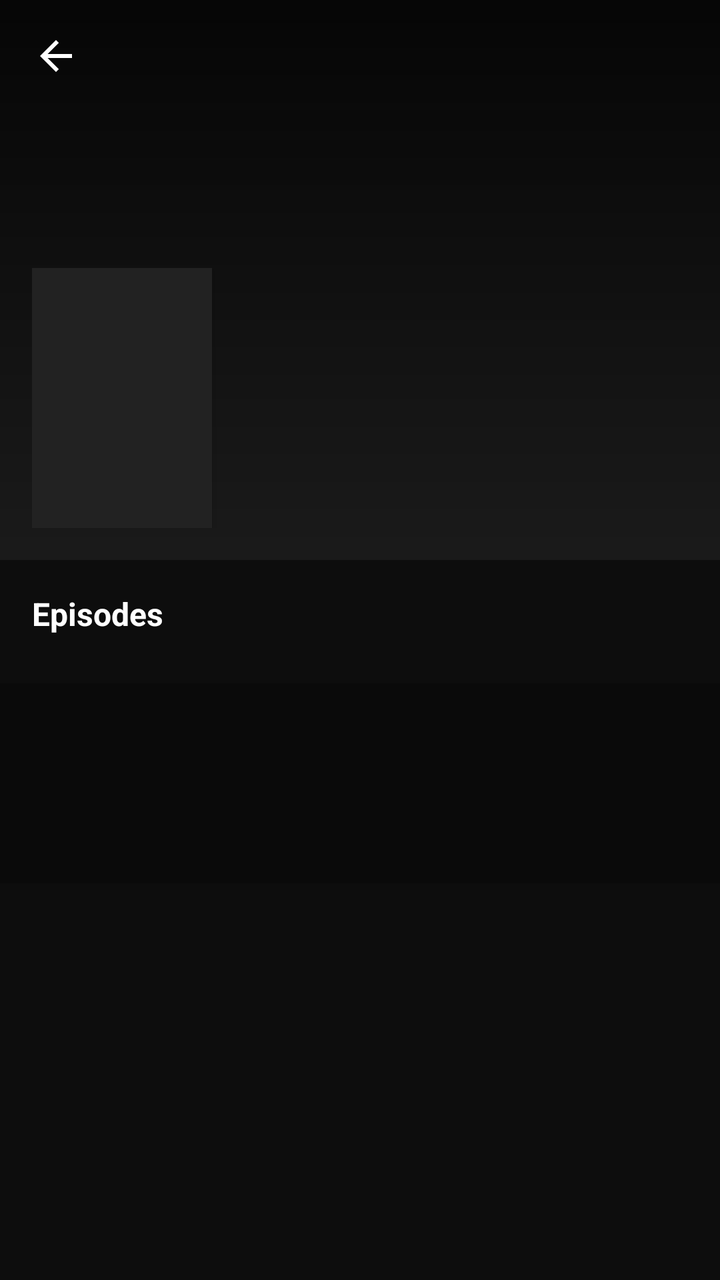
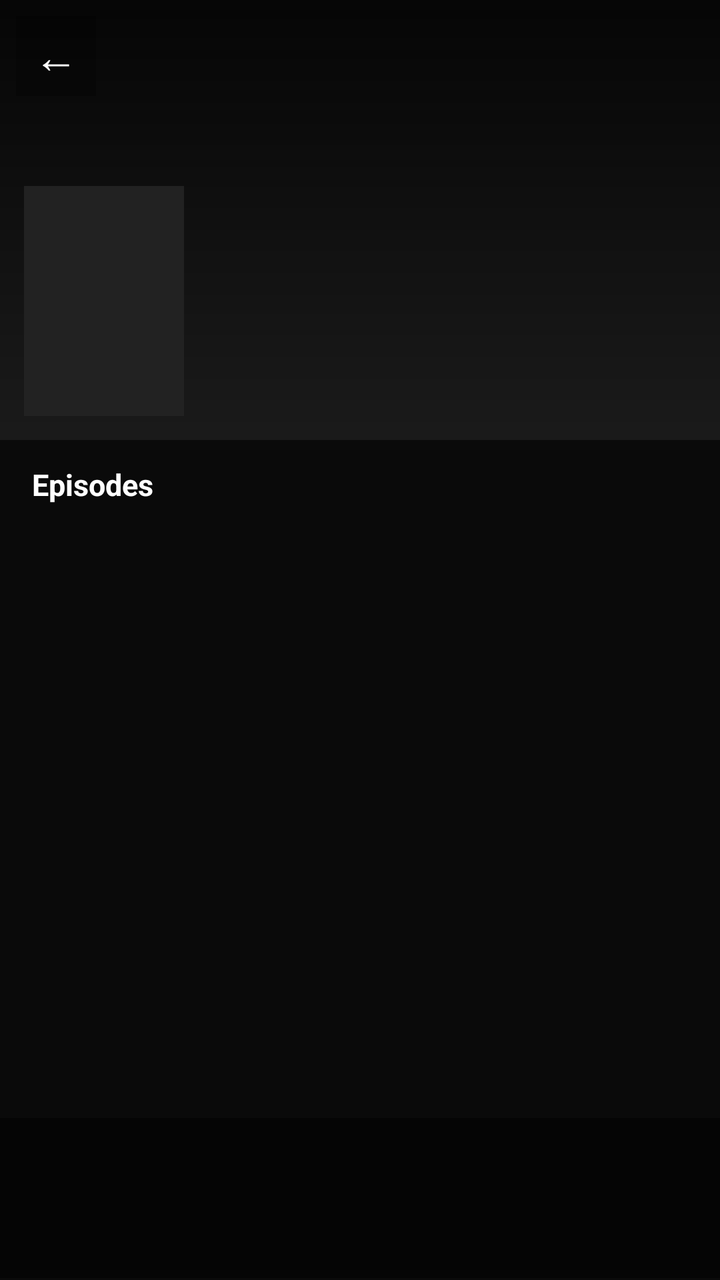

Before-and-after screenshots of an Android layout around one commit, followed by the original layout XML and the change that was made.
<!-- AndroidManifest.xml: application theme AppTheme -->
<!-- res/layout/activity_episodes.xml -->
<?xml version="1.0" encoding="utf-8"?>
<androidx.coordinatorlayout.widget.CoordinatorLayout
    xmlns:android="http://schemas.android.com/apk/res/android"
    xmlns:app="http://schemas.android.com/apk/res-auto"
    android:layout_width="match_parent"
    android:layout_height="match_parent"
    android:background="#0d0d0d">

    <com.google.android.material.appbar.AppBarLayout
        android:id="@+id/appBarLayout"
        android:layout_width="match_parent"
        android:layout_height="280dp"
        android:background="#00000000"
        app:elevation="0dp">

        <com.google.android.material.appbar.CollapsingToolbarLayout
            android:layout_width="match_parent"
            android:layout_height="match_parent"
            app:layout_scrollFlags="scroll|exitUntilCollapsed"
            app:contentScrim="#0d0d0d"
            app:expandedTitleMarginStart="16dp"
            app:expandedTitleMarginBottom="16dp">

            <ImageView
                android:id="@+id/backdropImage"
                android:layout_width="match_parent"
                android:layout_height="match_parent"
                android:scaleType="centerCrop"
                android:background="#1a1a1a"
                app:layout_collapseMode="parallax"
                app:layout_collapseParallaxMultiplier="0.7" />

            <View
                android:layout_width="match_parent"
                android:layout_height="match_parent"
                android:background="@drawable/gradient_overlay"
                app:layout_collapseMode="parallax" />

            <LinearLayout
                android:layout_width="match_parent"
                android:layout_height="wrap_content"
                android:orientation="horizontal"
                android:layout_gravity="bottom"
                android:padding="16dp"
                app:layout_collapseMode="parallax">

                <ImageView
                    android:id="@+id/posterImage"
                    android:layout_width="90dp"
                    android:layout_height="130dp"
                    android:scaleType="centerCrop"
                    android:background="#222222"
                    android:elevation="4dp" />

                <LinearLayout
                    android:layout_width="0dp"
                    android:layout_height="wrap_content"
                    android:layout_weight="1"
                    android:orientation="vertical"
                    android:paddingStart="12dp"
                    android:gravity="bottom">

                    <TextView
                        android:id="@+id/episodeDramaTitle"
                        android:layout_width="match_parent"
                        android:layout_height="wrap_content"
                        android:textColor="#ffffff"
                        android:textSize="18sp"
                        android:textStyle="bold"
                        android:maxLines="2" />

                    <LinearLayout
                        android:layout_width="wrap_content"
                        android:layout_height="wrap_content"
                        android:orientation="horizontal"
                        android:layout_marginTop="6dp"
                        android:gravity="center_vertical">

                        <TextView
                            android:id="@+id/infoStatus"
                            android:layout_width="wrap_content"
                            android:layout_height="wrap_content"
                            android:textColor="#E50914"
                            android:textSize="11sp"
                            android:textStyle="bold" />

                        <TextView
                            android:id="@+id/infoEpisodes"
                            android:layout_width="wrap_content"
                            android:layout_height="wrap_content"
                            android:textColor="#aaaaaa"
                            android:textSize="11sp"
                            android:layout_marginStart="8dp" />

                        <TextView
                            android:id="@+id/infoCountry"
                            android:layout_width="wrap_content"
                            android:layout_height="wrap_content"
                            android:textColor="#aaaaaa"
                            android:textSize="11sp"
                            android:layout_marginStart="8dp" />
                    </LinearLayout>

                    <TextView
                        android:id="@+id/infoDesc"
                        android:layout_width="match_parent"
                        android:layout_height="wrap_content"
                        android:textColor="#cccccc"
                        android:textSize="12sp"
                        android:layout_marginTop="8dp"
                        android:maxLines="3"
                        android:ellipsize="end" />
                </LinearLayout>
            </LinearLayout>

            <androidx.appcompat.widget.Toolbar
                android:id="@+id/toolbar"
                android:layout_width="match_parent"
                android:layout_height="?attr/actionBarSize"
                app:layout_collapseMode="pin"
                app:navigationIcon="@drawable/ic_back" />

        </com.google.android.material.appbar.CollapsingToolbarLayout>
    </com.google.android.material.appbar.AppBarLayout>

    <androidx.core.widget.NestedScrollView
        android:layout_width="match_parent"
        android:layout_height="match_parent"
        app:layout_behavior="@string/appbar_scrolling_view_behavior">

        <LinearLayout
            android:layout_width="match_parent"
            android:layout_height="wrap_content"
            android:orientation="vertical">

            <TextView
                android:layout_width="wrap_content"
                android:layout_height="wrap_content"
                android:text="Episodes"
                android:textColor="#ffffff"
                android:textSize="16sp"
                android:textStyle="bold"
                android:padding="16dp" />

            <androidx.recyclerview.widget.RecyclerView
                android:id="@+id/episodeRecycler"
                android:layout_width="match_parent"
                android:layout_height="wrap_content"
                android:nestedScrollingEnabled="false" />

            <ScrollView
                android:id="@+id/episodeDebugScroll"
                android:layout_width="match_parent"
                android:layout_height="100dp"
                android:background="#0a0a0a"
                android:layout_marginTop="8dp">
                <TextView
                    android:id="@+id/episodeDebugText"
                    android:layout_width="match_parent"
                    android:layout_height="wrap_content"
                    android:textColor="#00ff88"
                    android:textSize="9sp"
                    android:fontFamily="monospace"
                    android:padding="6dp" />
            </ScrollView>

        </LinearLayout>
    </androidx.core.widget.NestedScrollView>

    <ProgressBar
        android:id="@+id/episodeLoading"
        android:layout_width="wrap_content"
        android:layout_height="wrap_content"
        android:layout_gravity="center"
        android:indeterminateTint="#E50914"
        android:visibility="gone" />

    <WebView
        android:id="@+id/episodeWebView"
        android:layout_width="1dp"
        android:layout_height="1dp"
        android:visibility="invisible" />

</androidx.coordinatorlayout.widget.CoordinatorLayout>
<!-- resources referenced by this layout -->
<resources>
  <!-- drawable gradient_overlay (drawable) -->
  <?xml version="1.0" encoding="utf-8"?>
  <shape xmlns:android="http://schemas.android.com/apk/res/android">
      <gradient
          android:type="linear"
          android:angle="270"
          android:startColor="#CC000000"
          android:endColor="#00000000" />
  </shape>
  <!-- drawable ic_back (drawable) -->
  <?xml version="1.0" encoding="utf-8"?>
  <vector xmlns:android="http://schemas.android.com/apk/res/android"
      android:width="24dp"
      android:height="24dp"
      android:viewportWidth="24"
      android:viewportHeight="24"
      android:tint="#ffffff">
      <path
          android:fillColor="@android:color/white"
          android:pathData="M20,11H7.83l5.59,-5.59L12,4l-8,8 8,8 1.41,-1.41L7.83,13H20v-2z" />
  </vector>
  <style name="AppTheme" parent="Theme.MaterialComponents.NoActionBar">
          <item name="android:windowBackground">#0d0d0d</item>
          <item name="android:statusBarColor">#000000</item>
          <item name="android:navigationBarColor">#0d0d0d</item>
          <item name="colorPrimary">#E50914</item>
          <item name="colorPrimaryDark">#000000</item>
          <item name="colorAccent">#E50914</item>
      </style>
</resources>

<!-- the commit's change to res/layout/activity_episodes.xml (unified diff, before → after) -->
@@ -1,179 +1,159 @@
 <?xml version="1.0" encoding="utf-8"?>
-<androidx.coordinatorlayout.widget.CoordinatorLayout
-    xmlns:android="http://schemas.android.com/apk/res/android"
-    xmlns:app="http://schemas.android.com/apk/res-auto"
+<LinearLayout xmlns:android="http://schemas.android.com/apk/res/android"
     android:layout_width="match_parent"
     android:layout_height="match_parent"
-    android:background="#0d0d0d">
+    android:orientation="vertical"
+    android:background="#0a0a0a">
 
-    <com.google.android.material.appbar.AppBarLayout
-        android:id="@+id/appBarLayout"
+    
+    <FrameLayout
         android:layout_width="match_parent"
-        android:layout_height="280dp"
-        android:background="#00000000"
-        app:elevation="0dp">
+        android:layout_height="220dp">
 
-        <com.google.android.material.appbar.CollapsingToolbarLayout
+        <ImageView
+            android:id="@+id/backdropImage"
             android:layout_width="match_parent"
             android:layout_height="match_parent"
-            app:layout_scrollFlags="scroll|exitUntilCollapsed"
-            app:contentScrim="#0d0d0d"
-            app:expandedTitleMarginStart="16dp"
-            app:expandedTitleMarginBottom="16dp">
+            android:scaleType="centerCrop"
+            android:background="#1a1a1a" />
 
-            <ImageView
-                android:id="@+id/backdropImage"
-                android:layout_width="match_parent"
-                android:layout_height="match_parent"
-                android:scaleType="centerCrop"
-                android:background="#1a1a1a"
-                app:layout_collapseMode="parallax"
-                app:layout_collapseParallaxMultiplier="0.7" />
+        <View
+            android:layout_width="match_parent"
+            android:layout_height="match_parent"
+            android:background="@drawable/gradient_overlay" />
 
-            <View
-                android:layout_width="match_parent"
-                android:layout_height="match_parent"
-                android:background="@drawable/gradient_overlay"
-                app:layout_collapseMode="parallax" />
+        
+        <TextView
+            android:id="@+id/backBtn"
+            android:layout_width="40dp"
+            android:layout_height="40dp"
+            android:layout_margin="8dp"
+            android:gravity="center"
+            android:text="&#8592;"
+            android:textColor="#ffffff"
+            android:textSize="22sp"
+            android:background="#44000000" />
 
-            <LinearLayout
-                android:layout_width="match_parent"
-                android:layout_height="wrap_content"
-                android:orientation="horizontal"
-                android:layout_gravity="bottom"
-                android:padding="16dp"
-                app:layout_collapseMode="parallax">
-
-                <ImageView
-                    android:id="@+id/posterImage"
-                    android:layout_width="90dp"
-                    android:layout_height="130dp"
-                    android:scaleType="centerCrop"
-                    android:background="#222222"
-                    android:elevation="4dp" />
-
-                <LinearLayout
-                    android:layout_width="0dp"
-                    android:layout_height="wrap_content"
-                    android:layout_weight="1"
-                    android:orientation="vertical"
-                    android:paddingStart="12dp"
-                    android:gravity="bottom">
-
-                    <TextView
-                        android:id="@+id/episodeDramaTitle"
-                        android:layout_width="match_parent"
-                        android:layout_height="wrap_content"
-                        android:textColor="#ffffff"
-                        android:textSize="18sp"
-                        android:textStyle="bold"
-                        android:maxLines="2" />
-
-                    <LinearLayout
-                        android:layout_width="wrap_content"
-                        android:layout_height="wrap_content"
-                        android:orientation="horizontal"
-                        android:layout_marginTop="6dp"
-                        android:gravity="center_vertical">
-
-                        <TextView
-                            android:id="@+id/infoStatus"
-                            android:layout_width="wrap_content"
-                            android:layout_height="wrap_content"
-                            android:textColor="#E50914"
-                            android:textSize="11sp"
-                            android:textStyle="bold" />
-
-                        <TextView
-                            android:id="@+id/infoEpisodes"
-                            android:layout_width="wrap_content"
-                            android:layout_height="wrap_content"
-                            android:textColor="#aaaaaa"
-                            android:textSize="11sp"
-                            android:layout_marginStart="8dp" />
-
-                        <TextView
-                            android:id="@+id/infoCountry"
-                            android:layout_width="wrap_content"
-                            android:layout_height="wrap_content"
-                            android:textColor="#aaaaaa"
-                            android:textSize="11sp"
-                            android:layout_marginStart="8dp" />
-                    </LinearLayout>
-
-                    <TextView
-                        android:id="@+id/infoDesc"
-                        android:layout_width="match_parent"
-                        android:layout_height="wrap_content"
-                        android:textColor="#cccccc"
-                        android:textSize="12sp"
-                        android:layout_marginTop="8dp"
-                        android:maxLines="3"
-                        android:ellipsize="end" />
-                </LinearLayout>
-            </LinearLayout>
-
-            <androidx.appcompat.widget.Toolbar
-                android:id="@+id/toolbar"
-                android:layout_width="match_parent"
-                android:layout_height="?attr/actionBarSize"
-                app:layout_collapseMode="pin"
-                app:navigationIcon="@drawable/ic_back" />
-
-        </com.google.android.material.appbar.CollapsingToolbarLayout>
-    </com.google.android.material.appbar.AppBarLayout>
-
-    <androidx.core.widget.NestedScrollView
-        android:layout_width="match_parent"
-        android:layout_height="match_parent"
-        app:layout_behavior="@string/appbar_scrolling_view_behavior">
-
+        
         <LinearLayout
             android:layout_width="match_parent"
             android:layout_height="wrap_content"
-            android:orientation="vertical">
+            android:orientation="horizontal"
+            android:layout_gravity="bottom"
+            android:padding="12dp">
 
-            <TextView
-                android:layout_width="wrap_content"
+            <ImageView
+                android:id="@+id/posterImage"
+                android:layout_width="80dp"
+                android:layout_height="115dp"
+                android:scaleType="centerCrop"
+                android:background="#222222" />
+
+            <LinearLayout
+                android:layout_width="0dp"
                 android:layout_height="wrap_content"
-                android:text="Episodes"
-                android:textColor="#ffffff"
-                android:textSize="16sp"
-                android:textStyle="bold"
-                android:padding="16dp" />
+                android:layout_weight="1"
+                android:orientation="vertical"
+                android:paddingStart="10dp"
+                android:gravity="bottom">
 
-            <androidx.recyclerview.widget.RecyclerView
-                android:id="@+id/episodeRecycler"
-                android:layout_width="match_parent"
-                android:layout_height="wrap_content"
-                android:nestedScrollingEnabled="false" />
-
-            <ScrollView
-                android:id="@+id/episodeDebugScroll"
-                android:layout_width="match_parent"
-                android:layout_height="100dp"
-                android:background="#0a0a0a"
-                android:layout_marginTop="8dp">
                 <TextView
-                    android:id="@+id/episodeDebugText"
+                    android:id="@+id/episodeDramaTitle"
                     android:layout_width="match_parent"
                     android:layout_height="wrap_content"
-                    android:textColor="#00ff88"
-                    android:textSize="9sp"
-                    android:fontFamily="monospace"
-                    android:padding="6dp" />
-            </ScrollView>
+                    android:textColor="#ffffff"
+                    android:textSize="17sp"
+                    android:textStyle="bold"
+                    android:maxLines="2"
+                    android:shadowColor="#CC000000"
+                    android:shadowRadius="4" />
 
+                <LinearLayout
+                    android:layout_width="wrap_content"
+                    android:layout_height="wrap_content"
+                    android:orientation="horizontal"
+                    android:layout_marginTop="4dp">
+
+                    <TextView
+                        android:id="@+id/infoStatus"
+                        android:layout_width="wrap_content"
+                        android:layout_height="wrap_content"
+                        android:textColor="#E50914"
+                        android:textSize="11sp"
+                        android:textStyle="bold" />
+
+                    <TextView
+                        android:id="@+id/infoEpisodes"
+                        android:layout_width="wrap_content"
+                        android:layout_height="wrap_content"
+                        android:textColor="#aaaaaa"
+                        android:textSize="11sp"
+                        android:layout_marginStart="8dp" />
+
+                    <TextView
+                        android:id="@+id/infoCountry"
+                        android:layout_width="wrap_content"
+                        android:layout_height="wrap_content"
+                        android:textColor="#aaaaaa"
+                        android:textSize="11sp"
+                        android:layout_marginStart="8dp" />
+                </LinearLayout>
+
+                <TextView
+                    android:id="@+id/infoDesc"
+                    android:layout_width="match_parent"
+                    android:layout_height="wrap_content"
+                    android:textColor="#cccccc"
+                    android:textSize="11sp"
+                    android:layout_marginTop="6dp"
+                    android:maxLines="2"
+                    android:ellipsize="end"
+                    android:shadowColor="#CC000000"
+                    android:shadowRadius="4" />
+            </LinearLayout>
         </LinearLayout>
-    </androidx.core.widget.NestedScrollView>
+    </FrameLayout>
+
+    
+    <TextView
+        android:layout_width="match_parent"
+        android:layout_height="wrap_content"
+        android:text="Episodes"
+        android:textColor="#ffffff"
+        android:textSize="15sp"
+        android:textStyle="bold"
+        android:paddingStart="16dp"
+        android:paddingTop="12dp"
+        android:paddingBottom="8dp" />
 
     <ProgressBar
         android:id="@+id/episodeLoading"
         android:layout_width="wrap_content"
         android:layout_height="wrap_content"
-        android:layout_gravity="center"
+        android:layout_gravity="center_horizontal"
         android:indeterminateTint="#E50914"
         android:visibility="gone" />
+
+    <androidx.recyclerview.widget.RecyclerView
+        android:id="@+id/episodeRecycler"
+        android:layout_width="match_parent"
+        android:layout_height="0dp"
+        android:layout_weight="1" />
+
+    <ScrollView
+        android:id="@+id/episodeDebugScroll"
+        android:layout_width="match_parent"
+        android:layout_height="80dp"
+        android:background="#050505">
+        <TextView
+            android:id="@+id/episodeDebugText"
+            android:layout_width="match_parent"
+            android:layout_height="wrap_content"
+            android:textColor="#00ff88"
+            android:textSize="9sp"
+            android:fontFamily="monospace"
+            android:padding="6dp" />
+    </ScrollView>
 
     <WebView
         android:id="@+id/episodeWebView"
@@ -181,4 +161,4 @@
         android:layout_height="1dp"
         android:visibility="invisible" />
 
-</androidx.coordinatorlayout.widget.CoordinatorLayout>
+</LinearLayout>
<!-- resource entries referenced after the edit -->
@@ -9,18 +9,6 @@
           android:startColor="#CC000000"
           android:endColor="#00000000" />
   </shape>
-  <!-- drawable ic_back (drawable) -->
-  <?xml version="1.0" encoding="utf-8"?>
-  <vector xmlns:android="http://schemas.android.com/apk/res/android"
-      android:width="24dp"
-      android:height="24dp"
-      android:viewportWidth="24"
-      android:viewportHeight="24"
-      android:tint="#ffffff">
-      <path
-          android:fillColor="@android:color/white"
-          android:pathData="M20,11H7.83l5.59,-5.59L12,4l-8,8 8,8 1.41,-1.41L7.83,13H20v-2z" />
-  </vector>
   <style name="AppTheme" parent="Theme.MaterialComponents.NoActionBar">
           <item name="android:windowBackground">#0d0d0d</item>
           <item name="android:statusBarColor">#000000</item>
